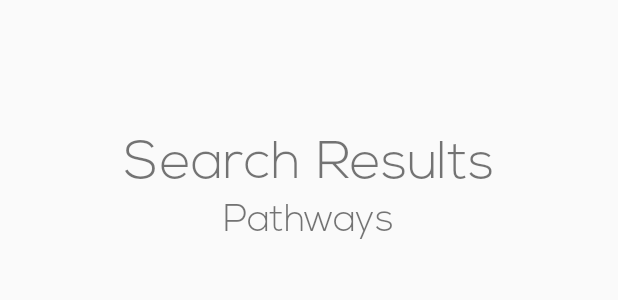
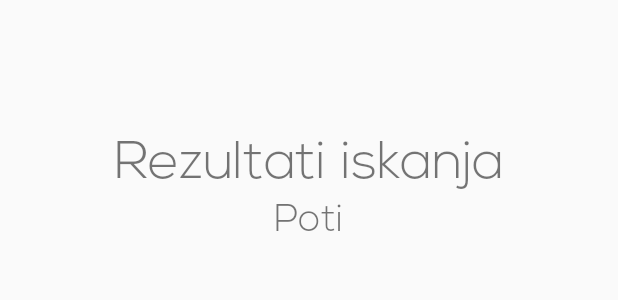
Before and after one commit to ZigaByte/Trails2Education, an Android app: the layout activity_selection.xml on its own in the app's theme, with its tools: preview values and no code run, on a phone screen of 412 x 824 dp. Shown: the top 300 px of the screen. Run offline under Robolectric (Android 15) with nearby library versions, the phone set to English and light mode, and no system bars; network calls fail.

Commit message:
Preparing for partial release

```diff
--- a/app/src/main/java/eu/trails2education/trails/ContentActivity.java
+++ b/app/src/main/java/eu/trails2education/trails/ContentActivity.java
@@ -146,8 +146,10 @@ public class ContentActivity extends AppCompatActivity {
             // Get first subject to populate views
             Content first = interestPoint.getContents().get(0);
 
-            ((TextView)findViewById(R.id.subject_title)).setText(first.gettitEN());
-            ((TextView)findViewById(R.id.subject_content)).setText(Html.fromHtml(first.getdesEN()));
+            //((TextView)findViewById(R.id.subject_title)).setText(first.gettitEN());
+            //((TextView)findViewById(R.id.subject_content)).setText(Html.fromHtml(first.getdesEN()));
+            ((TextView)findViewById(R.id.subject_title)).setText(first.gettitSL());
+            ((TextView)findViewById(R.id.subject_content)).setText(Html.fromHtml(first.getdesSL()));
 
             // Load multimedia
             LayoutInflater inflater = getLayoutInflater();
--- a/app/src/main/java/eu/trails2education/trails/MapsActivity.java
+++ b/app/src/main/java/eu/trails2education/trails/MapsActivity.java
@@ -109,8 +109,8 @@ public class MapsActivity extends FragmentActivity implements OnMapReadyCallback
                 };
 
                 AlertDialog.Builder builder = new AlertDialog.Builder(context);
-                builder.setMessage("Finish the path?").setPositiveButton("Yes", dialogClickListener)
-                        .setNegativeButton("No", dialogClickListener).show();
+                builder.setMessage("Zaključi?").setPositiveButton("Da", dialogClickListener)
+                        .setNegativeButton("Ne", dialogClickListener).show();
             }
         });
     }
@@ -243,7 +243,7 @@ public class MapsActivity extends FragmentActivity implements OnMapReadyCallback
         if(locationMarker == null){
             MarkerOptions markerOptions = new MarkerOptions().position(lastLocation).icon(BitmapDescriptorFactory.defaultMarker(BitmapDescriptorFactory.HUE_BLUE));
             locationMarker = mMap.addMarker(markerOptions);
-            locationMarker.setTitle("Current location");
+            locationMarker.setTitle("Trenutna lokacija");
         }else{
             locationMarker.setPosition(lastLocation);
         }
--- a/app/src/main/java/eu/trails2education/trails/views/ContentSelectionAdapter.java
+++ b/app/src/main/java/eu/trails2education/trails/views/ContentSelectionAdapter.java
@@ -45,8 +45,10 @@ public class ContentSelectionAdapter extends RecyclerView.Adapter<ContentSelecti
                     Content content = contentList.get(id);
                     Activity activity = (Activity) view.getContext();
 
-                    ((TextView) activity.findViewById(R.id.subject_title)).setText(content.gettitEN());
-                    ((TextView) activity.findViewById(R.id.subject_content)).setText(content.getdesEN());
+                    //((TextView) activity.findViewById(R.id.subject_title)).setText(content.gettitEN());
+                    //((TextView) activity.findViewById(R.id.subject_content)).setText(content.getdesEN());
+                    ((TextView) activity.findViewById(R.id.subject_title)).setText(content.gettitSL());
+                    ((TextView) activity.findViewById(R.id.subject_content)).setText(content.getdesSL());
 
                     LayoutInflater inflater = activity.getLayoutInflater();
                     LinearLayout linearLayout = ((LinearLayout)activity.findViewById(R.id.content_container));
--- a/app/src/main/res/values/strings.xml
+++ b/app/src/main/res/values/strings.xml
@@ -9,9 +9,10 @@
     <string name="title_activity_selection">SelectionActivity</string>
 
     <!--<string name="selection_title">Search Results</string>-->
-    <string name="selection_title">Search Results</string>
+    <string name="selection_title">Rezultati iskanja</string>
     <string name="selection_sort">Sort By</string>
-    <string name="selection_count">Pathways</string>
+    <!--<string name="selection_count">Pathways</string>-->
+    <string name="selection_count">Poti</string>
     <string name="selection_count_singular">Pathway</string>
 
     <string name="path_name_placeholder">Pathway Name</string>
```
Also changed, not shown: app/src/main/java/eu/trails2education/trails/views/SelectionAdapter.java (+11 -0 lines).
